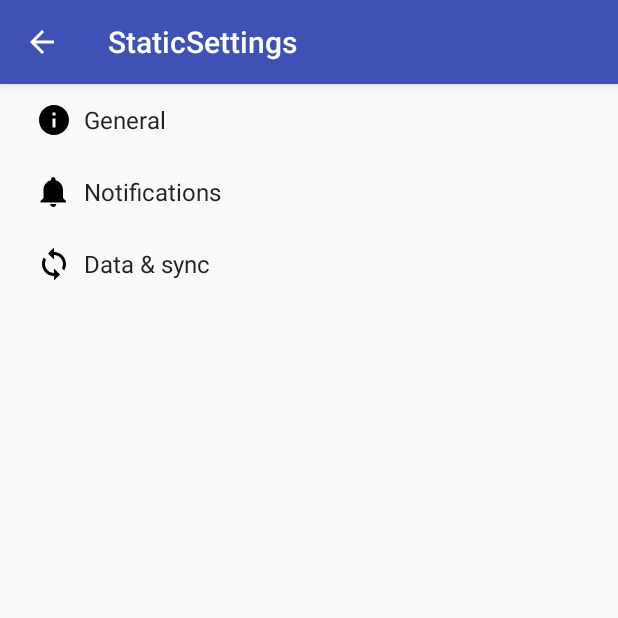
After one commit to NicoleMuzquiz/461L-Project, an Android app: the DefaultSettingsActivity screen opened directly, with no data from a screen before it, on a phone screen of 412 x 824 dp, the top half of it. The commit adds this screen. Run offline under Robolectric (Android 15) with nearby library versions, the phone set to English and light mode, and no system bars.

Commit message:
Began Settings Activity

```diff
--- a/SwoleMates/app/build.gradle
+++ b/SwoleMates/app/build.gradle
@@ -17,6 +17,7 @@ android {
         }
         /* added by SP to allow running on OnePlus 3 */
         multiDexEnabled true
+        vectorDrawables.useSupportLibrary = true
     }
     buildTypes {
         release {
@@ -41,9 +42,13 @@ dependencies {
     compile 'com.google.firebase:firebase-auth:10.2.0'
     compile 'com.facebook.android:facebook-android-sdk:4.+'
     compile 'com.android.support:design:25.2.0'
+    compile 'com.android.support:support-v4:25.3.0'
+    compile 'com.android.support:support-vector-drawable:25.3.0'
     testCompile 'junit:junit:4.12'
 }
 
 
 
+
+
 apply plugin: 'com.google.gms.google-services'
--- /dev/null
+++ b/SwoleMates/app/src/main/java/com/example/swolemates/AppCompatPreferenceActivity.java
@@ -0,0 +1,109 @@
+package com.example.swolemates;
+
+import android.content.res.Configuration;
+import android.os.Bundle;
+import android.preference.PreferenceActivity;
+import android.support.annotation.LayoutRes;
+import android.support.annotation.Nullable;
+import android.support.v7.app.ActionBar;
+import android.support.v7.app.AppCompatDelegate;
+import android.support.v7.widget.Toolbar;
+import android.view.MenuInflater;
+import android.view.View;
+import android.view.ViewGroup;
+
+/**
+ * A {@link android.preference.PreferenceActivity} which implements and proxies the necessary calls
+ * to be used with AppCompat.
+ */
+public abstract class AppCompatPreferenceActivity extends PreferenceActivity {
+
+    private AppCompatDelegate mDelegate;
+
+    @Override
+    protected void onCreate(Bundle savedInstanceState) {
+        getDelegate().installViewFactory();
+        getDelegate().onCreate(savedInstanceState);
+        super.onCreate(savedInstanceState);
+    }
+
+    @Override
+    protected void onPostCreate(Bundle savedInstanceState) {
+        super.onPostCreate(savedInstanceState);
+        getDelegate().onPostCreate(savedInstanceState);
+    }
+
+    public ActionBar getSupportActionBar() {
+        return getDelegate().getSupportActionBar();
+    }
+
+    public void setSupportActionBar(@Nullable Toolbar toolbar) {
+        getDelegate().setSupportActionBar(toolbar);
+    }
+
+    @Override
+    public MenuInflater getMenuInflater() {
+        return getDelegate().getMenuInflater();
+    }
+
+    @Override
+    public void setContentView(@LayoutRes int layoutResID) {
+        getDelegate().setContentView(layoutResID);
+    }
+
+    @Override
+    public void setContentView(View view) {
+        getDelegate().setContentView(view);
+    }
+
+    @Override
+    public void setContentView(View view, ViewGroup.LayoutParams params) {
+        getDelegate().setContentView(view, params);
+    }
+
+    @Override
+    public void addContentView(View view, ViewGroup.LayoutParams params) {
+        getDelegate().addContentView(view, params);
+    }
+
+    @Override
+    protected void onPostResume() {
+        super.onPostResume();
+        getDelegate().onPostResume();
+    }
+
+    @Override
+    protected void onTitleChanged(CharSequence title, int color) {
+        super.onTitleChanged(title, color);
+        getDelegate().setTitle(title);
+    }
+
+    @Override
+    public void onConfigurationChanged(Configuration newConfig) {
+        super.onConfigurationChanged(newConfig);
+        getDelegate().onConfigurationChanged(newConfig);
+    }
+
+    @Override
+    protected void onStop() {
+        super.onStop();
+        getDelegate().onStop();
+    }
+
+    @Override
+    protected void onDestroy() {
+        super.onDestroy();
+        getDelegate().onDestroy();
+    }
+
+    public void invalidateOptionsMenu() {
+        getDelegate().invalidateOptionsMenu();
+    }
+
+    private AppCompatDelegate getDelegate() {
+        if (mDelegate == null) {
+            mDelegate = AppCompatDelegate.create(this, null);
+        }
+        return mDelegate;
+    }
+}
--- /dev/null
+++ b/SwoleMates/app/src/main/res/drawable/ic_info_black_24dp.xml
@@ -0,0 +1,9 @@
+<vector xmlns:android="http://schemas.android.com/apk/res/android"
+    android:width="24dp"
+    android:height="24dp"
+    android:viewportHeight="24.0"
+    android:viewportWidth="24.0">
+    <path
+        android:fillColor="#FF000000"
+        android:pathData="M12,2C6.48,2 2,6.48 2,12s4.48,10 10,10 10,-4.48 10,-10S17.52,2 12,2zm1,15h-2v-6h2v6zm0,-8h-2V7h2v2z" />
+</vector>
--- /dev/null
+++ b/SwoleMates/app/src/main/res/drawable/ic_notifications_black_24dp.xml
@@ -0,0 +1,9 @@
+<vector xmlns:android="http://schemas.android.com/apk/res/android"
+    android:width="24dp"
+    android:height="24dp"
+    android:viewportHeight="24.0"
+    android:viewportWidth="24.0">
+    <path
+        android:fillColor="#FF000000"
+        android:pathData="M11.5,22c1.1,0 2,-0.9 2,-2h-4c0,1.1 0.9,2 2,2zm6.5,-6v-5.5c0,-3.07 -2.13,-5.64 -5,-6.32V3.5c0,-0.83 -0.67,-1.5 -1.5,-1.5S10,2.67 10,3.5v0.68c-2.87,0.68 -5,3.25 -5,6.32V16l-2,2v1h17v-1l-2,-2z" />
+</vector>
--- /dev/null
+++ b/SwoleMates/app/src/main/res/drawable/ic_sync_black_24dp.xml
@@ -0,0 +1,9 @@
+<vector xmlns:android="http://schemas.android.com/apk/res/android"
+    android:width="24dp"
+    android:height="24dp"
+    android:viewportHeight="24.0"
+    android:viewportWidth="24.0">
+    <path
+        android:fillColor="#FF000000"
+        android:pathData="M12 4V1L8 5l4 4V6c3.31 0 6 2.69 6 6 0 1.01,-.25 1.97,-.7 2.8l1.46 1.46C19.54 15.03 20 13.57 20 12c0,-4.42,-3.58,-8,-8,-8zm0 14c-3.31 0,-6,-2.69,-6,-6 0,-1.01.25,-1.97.7,-2.8L5.24 7.74C4.46 8.97 4 10.43 4 12c0 4.42 3.58 8 8 8v3l4,-4,-4,-4v3z" />
+</vector>
--- a/SwoleMates/app/src/main/res/values/strings.xml
+++ b/SwoleMates/app/src/main/res/values/strings.xml
@@ -104,4 +104,77 @@
     <string name="id_fmt">User ID: %s</string>
 
     <string name="email_fmt">Email: %s</string>
+    <string name="title_activity_default_settings">StaticSettings</string>
+
+    <!-- Strings related to Settings -->
+
+    <!-- Example General settings -->
+    <string name="pref_header_general">General</string>
+
+    <string name="pref_title_social_recommendations">Enable social recommendations</string>
+    <string name="pref_description_social_recommendations">Recommendations for people to contact
+        based on your message history
+    </string>
+
+    <string name="pref_title_display_name">Display name</string>
+    <string name="pref_default_display_name">John Smith</string>
+
+    <string name="pref_title_add_friends_to_messages">Add friends to messages</string>
+    <string-array name="pref_example_list_titles">
+        <item>Always</item>
+        <item>When possible</item>
+        <item>Never</item>
+    </string-array>
+    <string-array name="pref_example_list_values">
+        <item>1</item>
+        <item>0</item>
+        <item>-1</item>
+    </string-array>
+
+    <!-- Example settings for Data & Sync -->
+    <string name="pref_header_data_sync">Data &amp; sync</string>
+
+    <string name="pref_title_sync_frequency">Sync frequency</string>
+    <string-array name="pref_sync_frequency_titles">
+        <item>15 minutes</item>
+        <item>30 minutes</item>
+        <item>1 hour</item>
+        <item>3 hours</item>
+        <item>6 hours</item>
+        <item>Never</item>
+    </string-array>
+    <string-array name="pref_sync_frequency_values">
+        <item>15</item>
+        <item>30</item>
+        <item>60</item>
+        <item>180</item>
+        <item>360</item>
+        <item>-1</item>
+    </string-array>
+
+    <string-array name="list_preference_entries">
+        <item>Entry 1</item>
+        <item>Entry 2</item>
+        <item>Entry 3</item>
+    </string-array>
+
+    <string-array name="list_preference_entry_values">
+        <item>1</item>
+        <item>2</item>
+        <item>3</item>
+    </string-array>
+
+    <string-array name="multi_select_list_preference_default_value" />
+
+    <string name="pref_title_system_sync_settings">System sync settings</string>
+
+    <!-- Example settings for Notifications -->
+    <string name="pref_header_notifications">Notifications</string>
+
+    <string name="pref_title_new_message_notifications">New message notifications</string>
+
+    <string name="pref_title_ringtone">Ringtone</string>
+    <string name="pref_ringtone_silent">Silent</string>
+
+    <string name="pref_title_vibrate">Vibrate</string>
 </resources>
--- /dev/null
+++ b/SwoleMates/app/src/main/res/xml/pref_data_sync.xml
@@ -0,0 +1,21 @@
+<PreferenceScreen xmlns:android="http://schemas.android.com/apk/res/android">
+
+    <!-- NOTE: Hide buttons to simplify the UI. Users can touch outside the dialog to
+         dismiss it. -->
+    <!-- NOTE: ListPreference's summary should be set to its value by the activity code. -->
+    <ListPreference
+        android:defaultValue="180"
+        android:entries="@array/pref_sync_frequency_titles"
+        android:entryValues="@array/pref_sync_frequency_values"
+        android:key="sync_frequency"
+        android:negativeButtonText="@null"
+        android:positiveButtonText="@null"
+        android:title="@string/pref_title_sync_frequency" />
+
+    <!-- This preference simply launches an intent when selected. Use this UI sparingly, per
+         design guidelines. -->
+    <Preference android:title="@string/pref_title_system_sync_settings">
+        <intent android:action="android.settings.SYNC_SETTINGS" />
+    </Preference>
+
+</PreferenceScreen>
--- /dev/null
+++ b/SwoleMates/app/src/main/res/xml/pref_general.xml
@@ -0,0 +1,34 @@
+<PreferenceScreen xmlns:android="http://schemas.android.com/apk/res/android">
+
+    <SwitchPreference
+        android:defaultValue="true"
+        android:disableDependentsState="true"
+        android:key="example_switch"
+        android:summary="@string/pref_description_social_recommendations"
+        android:title="@string/pref_title_social_recommendations" />
+
+    <!-- NOTE: EditTextPreference accepts EditText attributes. -->
+    <!-- NOTE: EditTextPreference's summary should be set to its value by the activity code. -->
+    <EditTextPreference
+        android:capitalize="words"
+        android:defaultValue="@string/pref_default_display_name"
+        android:inputType="textCapWords"
+        android:key="example_text"
+        android:maxLines="1"
+        android:selectAllOnFocus="true"
+        android:singleLine="true"
+        android:title="Enter Height" />
+
+    <!-- NOTE: Hide buttons to simplify the UI. Users can touch outside the dialog to
+         dismiss it. -->
+    <!-- NOTE: ListPreference's summary should be set to its value by the activity code. -->
+    <ListPreference
+        android:defaultValue="-1"
+        android:entries="@array/pref_example_list_titles"
+        android:entryValues="@array/pref_example_list_values"
+        android:key="example_list"
+        android:negativeButtonText="@null"
+        android:positiveButtonText="@null"
+        android:title="Enter Weight" />
+
+</PreferenceScreen>
--- /dev/null
+++ b/SwoleMates/app/src/main/res/xml/pref_headers.xml
@@ -0,0 +1,20 @@
+<preference-headers xmlns:android="http://schemas.android.com/apk/res/android">
+
+    <!-- These settings headers are only used on tablets. -->
+
+    <header
+        android:fragment="com.example.swolemates.DefaultSettingsActivity$GeneralPreferenceFragment"
+        android:icon="@drawable/ic_info_black_24dp"
+        android:title="@string/pref_header_general" />
+
+    <header
+        android:fragment="com.example.swolemates.DefaultSettingsActivity$NotificationPreferenceFragment"
+        android:icon="@drawable/ic_notifications_black_24dp"
+        android:title="@string/pref_header_notifications" />
+
+    <header
+        android:fragment="com.example.swolemates.DefaultSettingsActivity$DataSyncPreferenceFragment"
+        android:icon="@drawable/ic_sync_black_24dp"
+        android:title="@string/pref_header_data_sync" />
+
+</preference-headers>
--- /dev/null
+++ b/SwoleMates/app/src/main/res/xml/pref_notification.xml
@@ -0,0 +1,27 @@
+<PreferenceScreen xmlns:android="http://schemas.android.com/apk/res/android">
+
+    <!-- A 'parent' preference, which enables/disables child preferences (below)
+         when checked/unchecked. -->
+    <SwitchPreference
+        android:defaultValue="true"
+        android:key="notifications_new_message"
+        android:title="@string/pref_title_new_message_notifications" />
+
+    <!-- Allows the user to choose a ringtone in the 'notification' category. -->
+    <!-- NOTE: This preference will be enabled only when the checkbox above is checked. -->
+    <!-- NOTE: RingtonePreference's summary should be set to its value by the activity code. -->
+    <RingtonePreference
+        android:defaultValue="content://settings/system/notification_sound"
+        android:dependency="notifications_new_message"
+        android:key="notifications_new_message_ringtone"
+        android:ringtoneType="notification"
+        android:title="@string/pref_title_ringtone" />
+
+    <!-- NOTE: This preference will be enabled only when the checkbox above is checked. -->
+    <SwitchPreference
+        android:defaultValue="true"
+        android:dependency="notifications_new_message"
+        android:key="notifications_new_message_vibrate"
+        android:title="@string/pref_title_vibrate" />
+
+</PreferenceScreen>
```
Also changed, not shown: SwoleMates/app/src/main/AndroidManifest.xml (+26 -18 lines), SwoleMates/app/src/main/java/com/example/swolemates/DefaultSettingsActivity.java (added, +254 -0 lines).
